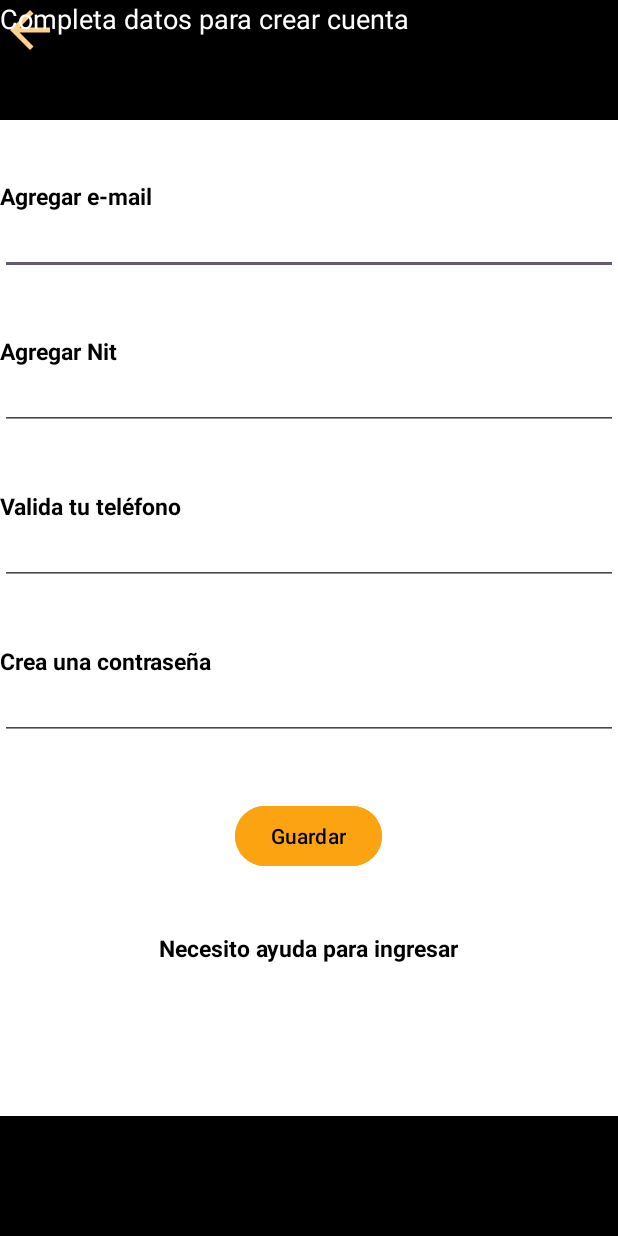
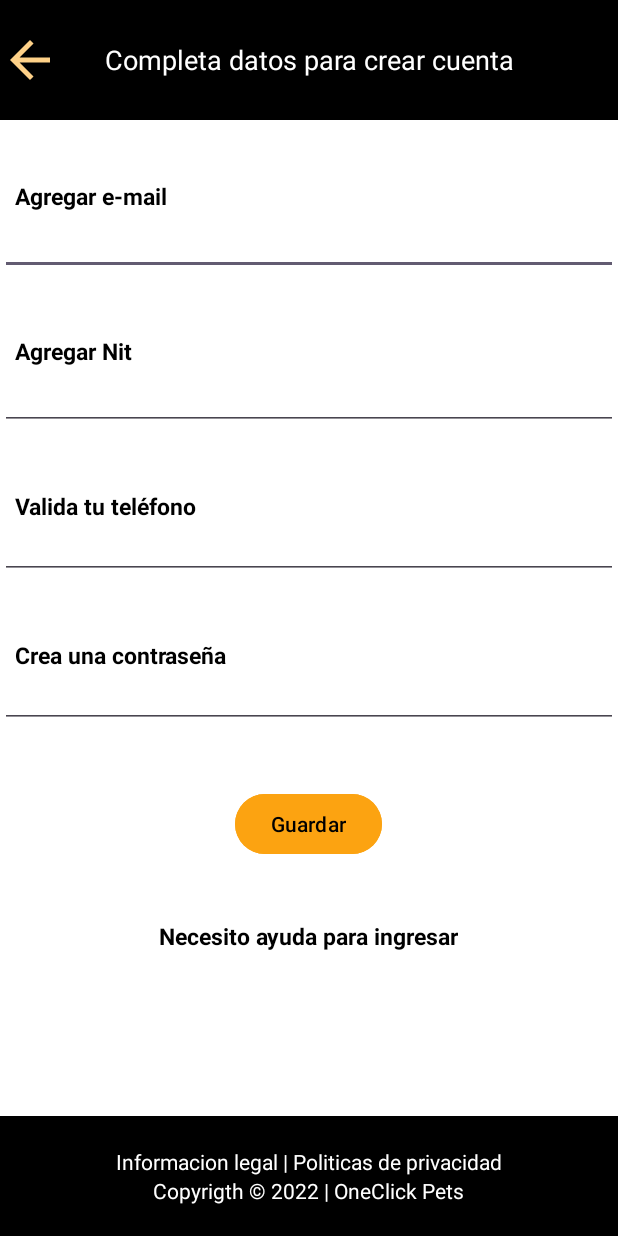
Before and after one commit to Xstiven17/OneClick-Pets-Movil, an Android app: the fragment RegVendedorFragment shown on its own in the app's theme, on a phone screen of 412 x 824 dp. Run offline under Robolectric (Android 15) with nearby library versions, the phone set to English and light mode, and no system bars.

Commit message:
Vendedor

```diff
--- a/app/src/main/res/layout/activity_main.xml
+++ b/app/src/main/res/layout/activity_main.xml
@@ -12,7 +12,7 @@
         android:layout_width="wrap_content"
         android:layout_height="wrap_content"
         android:text="Bienvenido a OneClick Pets"
-        android:textColor="@color/ColorFondo"
+        android:textColor="@color/ColorNegro"
         android:typeface="monospace"
         android:textStyle="italic"
         android:textSize="20dp"
--- a/app/src/main/res/layout/activity_splash_screen.xml
+++ b/app/src/main/res/layout/activity_splash_screen.xml
@@ -10,12 +10,12 @@
     <ImageView
         android:id="@+id/SplashScreenImage"
         android:layout_width="300dp"
-        android:layout_height="500dp"
+        android:layout_height="300dp"
         android:src="@mipmap/ic_launcher_foreground"
         app:layout_constraintBottom_toBottomOf="parent"
-        app:layout_constraintHorizontal_bias="0.495"
+        app:layout_constraintHorizontal_bias="0.500"
         app:layout_constraintLeft_toLeftOf="parent"
         app:layout_constraintRight_toRightOf="parent"
         app:layout_constraintTop_toTopOf="parent"
-        app:layout_constraintVertical_bias="0.516" />
+        app:layout_constraintVertical_bias="0.500" />
 </androidx.constraintlayout.widget.ConstraintLayout>
--- a/app/src/main/res/layout/fragment_reg_vendedor.xml
+++ b/app/src/main/res/layout/fragment_reg_vendedor.xml
@@ -6,32 +6,35 @@
     android:background="@color/ColorFondo"
     tools:context=".RegVendedorFragment">
 
-
-    <View
+    <LinearLayout
         android:id="@+id/rectan1"
         android:layout_width="match_parent"
         android:layout_height="80dp"
-        android:background="@color/ColorNegro" />
+        android:background="@color/ColorNegro"
+        android:gravity="center_vertical"
+        android:orientation="horizontal">
 
         <ImageView
+            android:id="@+id/btnatras"
             android:layout_width="40dp"
             android:layout_height="40dp"
-        android:src="@drawable/ic_atras"
-    android:layout_gravity="center"/>
+            android:src="@drawable/ic_atras"/>
 
         <TextView
             android:layout_width="wrap_content"
             android:layout_height="wrap_content"
+            android:layout_marginStart="30dp"
             android:text="Completa datos para crear cuenta"
-        android:textColor="@android:color/white"
-        android:textSize="18dp"
-        android:layout_gravity="center"/>
+            android:textColor="@color/ColorFondo"
+            android:textSize="18dp" />
+    </LinearLayout>
 
     <TextView
         android:id="@+id/text1"
         android:layout_width="wrap_content"
         android:layout_height="wrap_content"
         android:textColor="@color/ColorNegro"
+        android:layout_marginStart="10dp"
         android:textStyle="bold"
         android:textSize="15dp"
         android:text="Agregar e-mail"
@@ -50,6 +53,7 @@
         android:layout_width="wrap_content"
         android:layout_height="wrap_content"
         android:textColor="@color/ColorNegro"
+        android:layout_marginStart="10dp"
         android:textStyle="bold"
         android:textSize="15dp"
         android:text="Agregar Nit"
@@ -68,6 +72,7 @@
         android:layout_width="wrap_content"
         android:layout_height="wrap_content"
         android:textColor="@color/ColorNegro"
+        android:layout_marginStart="10dp"
         android:textStyle="bold"
         android:textSize="15dp"
         android:text="Valida tu teléfono"
@@ -78,14 +83,16 @@
         android:id="@+id/edit3"
         android:layout_width="match_parent"
         android:layout_height="wrap_content"
-        android:textSize="15dp"
-        android:layout_below="@id/text3"/>
+        android:layout_below="@id/text3"
+        android:layout_marginTop="-4dp"
+        android:textSize="15dp" />
 
     <TextView
         android:id="@+id/text4"
         android:layout_width="wrap_content"
         android:layout_height="wrap_content"
         android:textColor="@color/ColorNegro"
+        android:layout_marginStart="10dp"
         android:textStyle="bold"
         android:textSize="15dp"
         android:text="Crea una contraseña"
@@ -96,8 +103,9 @@
         android:id="@+id/edit4"
         android:layout_width="match_parent"
         android:layout_height="wrap_content"
-        android:textSize="15dp"
-        android:layout_below="@id/text4"/>
+        android:layout_below="@id/text4"
+        android:layout_marginTop="-4dp"
+        android:textSize="15dp" />
 
     <Button
         android:id="@+id/boton1"
@@ -122,11 +130,26 @@
         android:textStyle="bold" />
 
 
-    <View
+    <LinearLayout
         android:id="@+id/rectan2"
         android:layout_width="match_parent"
         android:layout_height="80dp"
         android:layout_alignParentBottom="true"
         android:background="@color/ColorNegro"
-        android:layout_marginTop="16dp"/>
+        android:orientation="vertical"
+        android:gravity="center">
+
+        <TextView
+            android:layout_width="wrap_content"
+            android:layout_height="wrap_content"
+            android:text="Informacion legal | Politicas de privacidad"
+            android:textColor="@android:color/white"/>
+
+        <TextView
+            android:layout_width="wrap_content"
+            android:layout_height="wrap_content"
+            android:text="Copyrigth © 2022 | OneClick Pets"
+            android:textColor="@android:color/white"/>
+    </LinearLayout>
+
 </RelativeLayout>
```
Also changed, not shown: 1 other file. Lines whose indentation alone changed are shown as unchanged.
